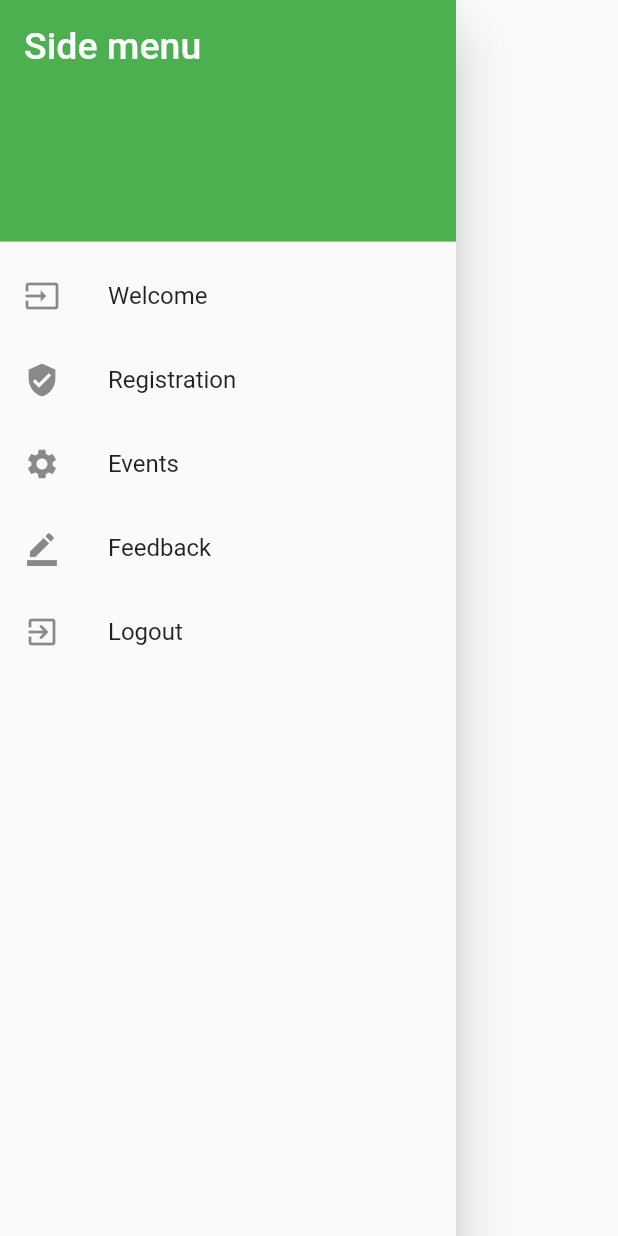
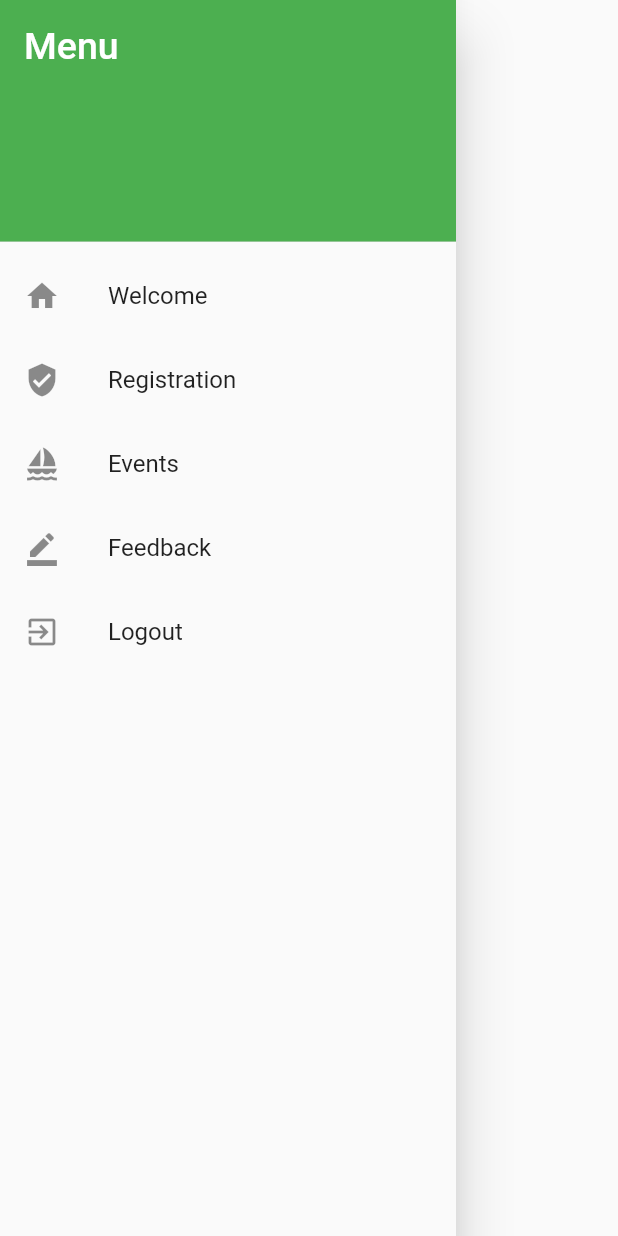
Before and after one commit to linerebo/OxbridgeFlutter, a Flutter app: the NavDrawer widget shown alone on an empty page, opened directly, on a phone screen of 412 x 824 dp. Run offline on Flutter 3.47's test engine with Material 2 defaults, Android fonts, the phone set to English and light mode, and no system bars; missing offline and left inert: dart:html.

Commit message:
updated welcome with routes

```diff
--- a/oxbridge_flutter/lib/welcome.dart
+++ b/oxbridge_flutter/lib/welcome.dart
@@ -1,3 +1,5 @@
+import 'dart:html';
+import 'package:oxbridge_flutter/route_generator.dart';
 import 'package:flutter/material.dart';
 import 'events.dart';
 import 'http_service.dart';
@@ -15,11 +17,7 @@ class Home extends StatelessWidget {
         child: ElevatedButton(
           child: Text('Go to Registration'),
           onPressed: () {
-            Navigator.of(context).pushNamed('/User');
-            //Navigator.push(
-            //context,
-            //MaterialPageRoute(builder: (context) => User()),
-            //);
+            Navigator.of(context).pushNamed('/user');
           },
         ),
       ),
@@ -27,6 +25,7 @@ class Home extends StatelessWidget {
   }
 }
 
+// Side Menu with routes to different pages
 class NavDrawer extends StatelessWidget {
   @override
   Widget build(BuildContext context) {
@@ -36,7 +35,7 @@ class NavDrawer extends StatelessWidget {
         children: <Widget>[
           DrawerHeader(
               child: Text(
-                'Side menu',
+                'Menu',
                 style: TextStyle(color: Colors.white, fontSize: 25),
               ),
               decoration: BoxDecoration(
@@ -46,33 +45,24 @@ class NavDrawer extends StatelessWidget {
                 //image: AssetImage('assets/images/cover.jpg')),
               )),
           ListTile(
-            leading: Icon(Icons.input),
+            leading: Icon(Icons.home),
             title: Text('Welcome'),
-            onTap: () => {
-              Navigator.push(
-                context,
-                MaterialPageRoute(builder: (context) => Home()),
-              ),
+            onTap: () {
+              Navigator.of(context).pushNamed('/');
             },
           ),
           ListTile(
             leading: Icon(Icons.verified_user),
             title: Text('Registration'),
-            onTap: () => {
-              Navigator.push(
-                context,
-                MaterialPageRoute(builder: (context) => User()),
-              ),
+            onTap: () {
+              Navigator.of(context).pushNamed('/user');
             },
           ),
           ListTile(
-            leading: Icon(Icons.settings),
+            leading: Icon(Icons.sailing),
             title: Text('Events'),
-            onTap: () => {
-              Navigator.push(
-                context,
-                MaterialPageRoute(builder: (context) => Events()),
-              ),
+            onTap: () {
+              Navigator.of(context).pushNamed('/events');
             },
           ),
           ListTile(
```
Also changed, not shown: oxbridge_flutter/lib/main.dart (+0 -129 lines).
